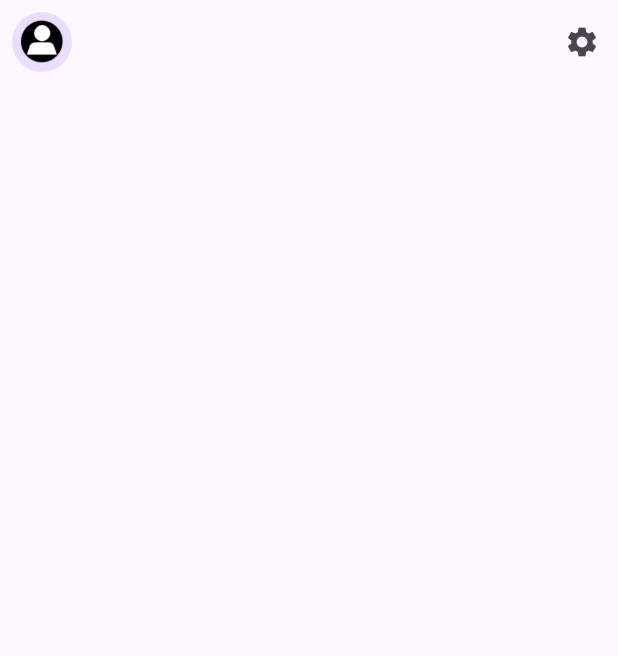
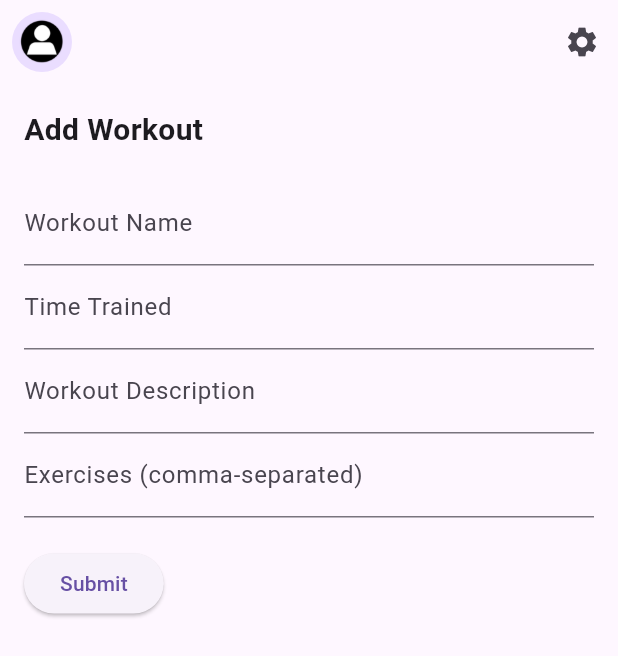
Before and after one commit to NathanLombardRetro/vitaflowplus, a Flutter app: the AddWorkoutPage screen opened directly, on a phone screen of 412 x 824 dp. Shown: the top 656 px of the screen. Run offline on Flutter 3.47's test engine with Material 3 defaults, Android fonts, the phone set to English and light mode, and no system bars; our stand-ins replace cloud_firestore, firebase_auth, firebase_core; missing offline and left inert: chart_sparkline; accounts and stored records are empty.

Commit message:
added working add workout

```diff
--- a/lib/ui/workouts/addWorkout/addWorkout.dart
+++ b/lib/ui/workouts/addWorkout/addWorkout.dart
@@ -1,7 +1,7 @@
 import 'package:flutter/material.dart';
 import 'package:firebase_auth/firebase_auth.dart';
 import 'package:cloud_firestore/cloud_firestore.dart';
-
+import 'package:uuid/uuid.dart';
 
 class AddWorkoutPage extends StatefulWidget{
   AddWorkoutPage({super.key});
@@ -12,20 +12,50 @@ class AddWorkoutPage extends StatefulWidget{
 
 class _MyAddWorkoutState extends State<AddWorkoutPage>
 {
-  final TextEditingController _emailController = TextEditingController();
-  final TextEditingController _passwordController = TextEditingController();
-  final TextEditingController _firstNameController = TextEditingController();
-  final TextEditingController _lastNameController = TextEditingController();
-  final TextEditingController _phoneNumController = TextEditingController();
-  final TextEditingController _dobController = TextEditingController();
-
-
+  final TextEditingController _workoutNameController = TextEditingController();
+  final TextEditingController _timeTrainedController = TextEditingController();
+  final TextEditingController _workoutDescriptionController = TextEditingController();
+  final TextEditingController _exercisesController = TextEditingController();
+  final GlobalKey<FormState> _formKey = GlobalKey<FormState>(); // Add this line
   final user = FirebaseAuth.instance.currentUser!;
 
   Future<DocumentSnapshot> getUserData() async {
     final userUID = user.uid;
     return await FirebaseFirestore.instance.collection('users').doc(userUID).get();
     }
+
+    Future<void> _addWorkout() async {
+  try {
+    // Get user ID
+    String userId = FirebaseAuth.instance.currentUser!.uid;
+
+    // Get workout details from text controllers
+    String workoutName = _workoutNameController.text;
+    String timeTrained = _timeTrainedController.text;
+    String workoutDescription = _workoutDescriptionController.text;
+    List<String> exercises = _exercisesController.text.split(',');
+
+    // Generate a random GUID as the workout ID
+    String workoutId = Uuid().v4(); // Generate a random UUID
+
+    // Add workout to Firestore with custom ID
+    await FirebaseFirestore.instance.collection('workouts').doc(workoutId).set({
+      'userId': userId,
+      'workoutName': workoutName,
+      'timeTrained': timeTrained,
+      'workoutDescription': workoutDescription,
+      'exercises': exercises,
+      'date': DateTime.now(), // Include the current date and time
+    });
+
+    print('Workout added successfully');
+    Navigator.pop(context); // Navigate back after adding workout
+  } catch (e) {
+    print('Failed to add workout: $e');
+    // Handle errors, such as Firebase Firestore exceptions
+  }
+}
+
 
     @override
 Widget build(BuildContext context) {
@@ -80,6 +110,76 @@ class _MyAddWorkoutState extends State<AddWorkoutPage>
         ),
       ],
     ),
+    body: Padding(
+      padding: const EdgeInsets.all(16.0),
+      child: Column(
+        crossAxisAlignment: CrossAxisAlignment.start,
+        children: [
+          Text(
+            'Add Workout',
+            style: TextStyle(fontSize: 20, fontWeight: FontWeight.bold),
+          ),
+          SizedBox(height: 20),
+          Form(
+            key: _formKey,
+            child: Column(
+              crossAxisAlignment: CrossAxisAlignment.start,
+              children: [
+                TextFormField(
+                  controller: _workoutNameController,
+                  decoration: InputDecoration(labelText: 'Workout Name'),
+                  validator: (value) {
+                    if (value == null || value.isEmpty) {
+                      return 'Please enter a workout name';
+                    }
+                    return null;
+                  },
+                ),
+                TextFormField(
+                  controller: _timeTrainedController,
+                  decoration: InputDecoration(labelText: 'Time Trained'),
+                  validator: (value) {
+                    if (value == null || value.isEmpty) {
+                      return 'Please enter the time trained';
+                    }
+                    return null;
+                  },
+                ),
+                TextFormField(
+                  controller: _workoutDescriptionController,
+                  decoration: InputDecoration(labelText: 'Workout Description'),
+                  validator: (value) {
+                    if (value == null || value.isEmpty) {
+                      return 'Please enter a workout description';
+                    }
+                    return null;
+                  },
+                ),
+                TextFormField(
+                  controller: _exercisesController,
+                  decoration: InputDecoration(labelText: 'Exercises (comma-separated)'),
+                  validator: (value) {
+                    if (value == null || value.isEmpty) {
+                      return 'Please enter at least one exercise';
+                    }
+                    return null;
+                  },
+                ),
+                SizedBox(height: 20),
+                ElevatedButton(
+                  onPressed: () {
+                    if (_formKey.currentState!.validate()) {
+                      _addWorkout();
+                    }
+                  },
+                  child: Text('Submit'),
+                ),
+              ],
+            ),
+          ),
+        ],
+      ),
+    ),
   );
 }
 }
--- a/pubspec.yaml
+++ b/pubspec.yaml
@@ -15,6 +15,7 @@ dependencies:
   cloud_firestore: ^4.15.3
   flutter_blue_plus: ^1.31.13
   chart_sparkline: ^1.0.15+1
+  flutter_guid: ^0.3.1
 
 dev_dependencies:
   flutter_test:
```
Also changed, not shown: pubspec.lock. Lines whose indentation alone changed are shown as unchanged.
